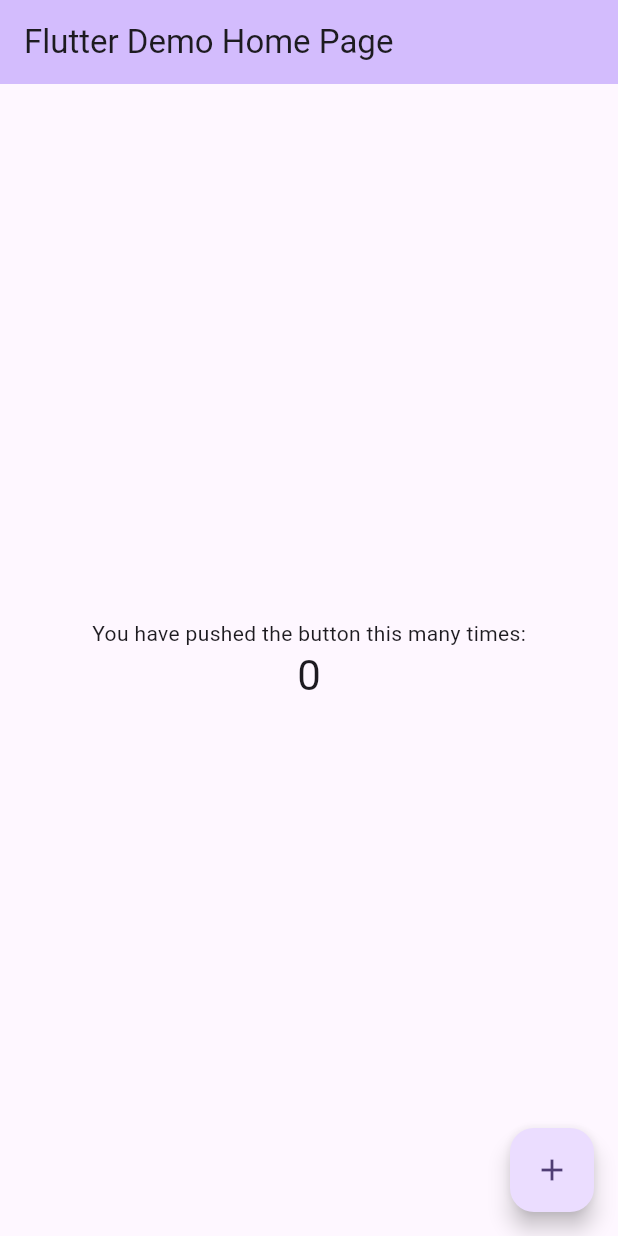
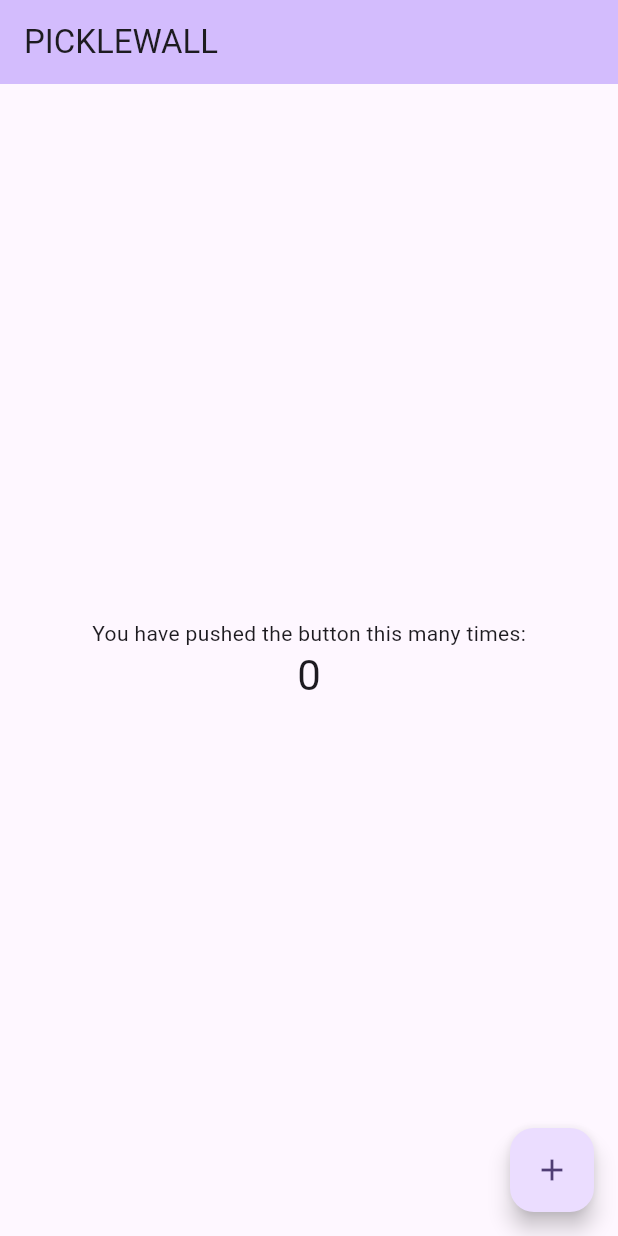
Before and after one commit to jaylamping/flutter-tutorial, a Flutter app: the screen it shows after launch, on a phone screen of 412 x 824 dp. Run offline on Flutter 3.47's test engine with Material 2 defaults, Android fonts, the phone set to English and light mode, and no system bars.

Commit message:
finally moving

```diff
--- a/lib/main.dart
+++ b/lib/main.dart
@@ -31,7 +31,7 @@ class MyApp extends StatelessWidget {
         colorScheme: ColorScheme.fromSeed(seedColor: Colors.deepPurple),
         useMaterial3: true,
       ),
-      home: const MyHomePage(title: 'Flutter Demo Home Page'),
+      home: const MyHomePage(title: 'PICKLEWALL'),
     );
   }
 }
```
Also changed, not shown: 3 other files.
